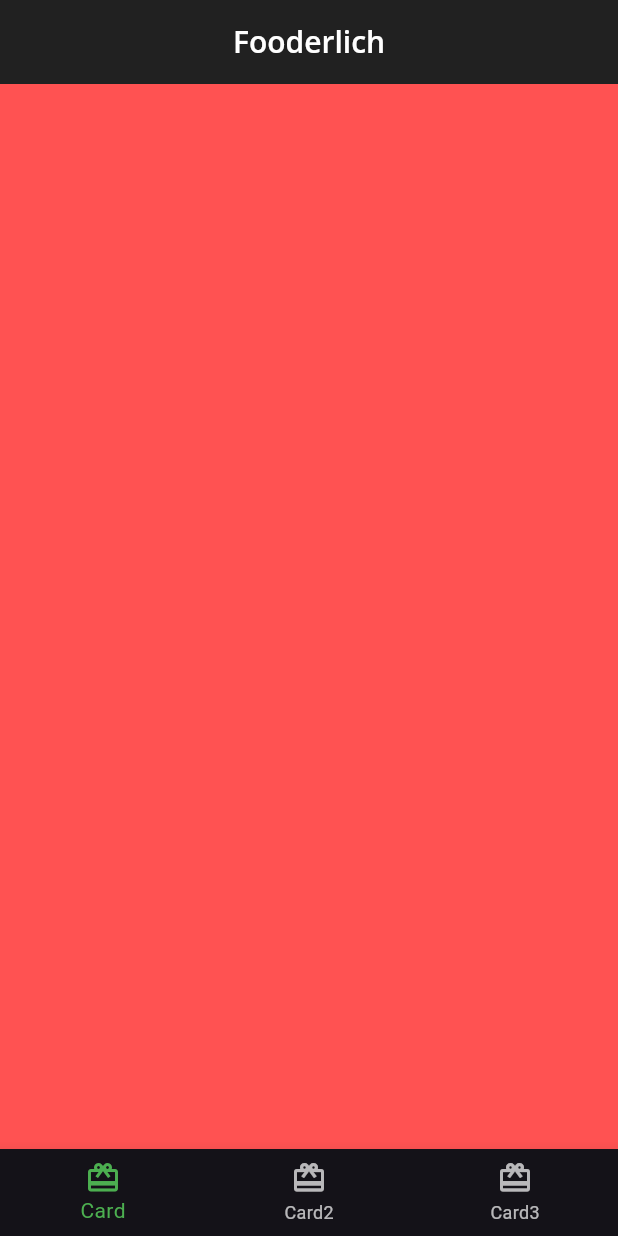
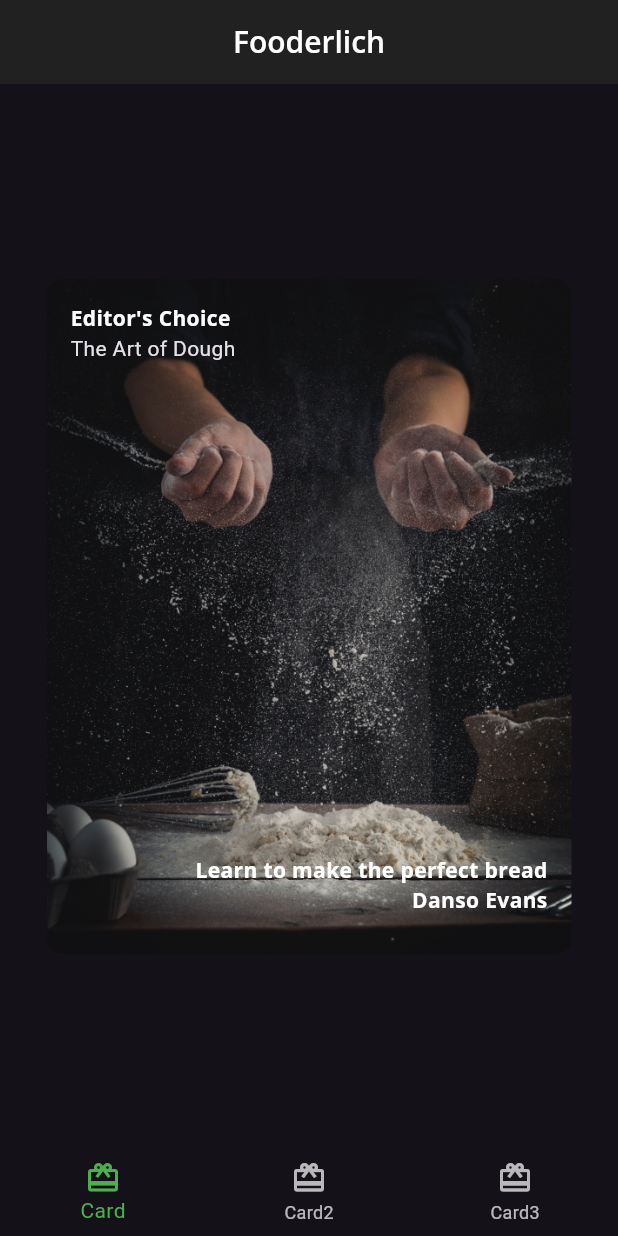
Before and after one commit to Ivans-x/socialdish, a Flutter app: the screen it shows after launch, on a phone screen of 412 x 824 dp. Run offline on Flutter 3.47's test engine with Material 3 defaults, Android fonts, the phone set to English and light mode, and no system bars; our stand-ins replace google_fonts.

Commit message:
card1 added

```diff
--- /dev/null
+++ b/lib/card1.dart
@@ -0,0 +1,52 @@
+import 'package:flutter/material.dart';
+import 'fooderlich_theme.dart';
+
+class Card1 extends StatelessWidget {
+  const Card1({super.key});
+  final String category = "Editor's Choice ";
+  final String title = "The Art of Dough";
+  final String description = "Learn to make the perfect bread";
+  final String chef = "Danso Evans";
+
+  @override
+  Widget build(BuildContext context) {
+    return Center(
+      child: Container(
+        padding: EdgeInsets.all(16),
+        constraints: const BoxConstraints.expand(width: 350.00, height: 450.00),
+        decoration: const BoxDecoration(
+          image: DecorationImage(
+            image: AssetImage("assets/mag1.png"),
+            fit: BoxFit.cover,
+          ),
+          borderRadius: BorderRadius.all(Radius.circular(10.00)),
+        ),
+        child: Stack(
+          children: [
+            Text(category, style: FooderlichTheme.darkTextTheme.bodyLarge),
+            Positioned(
+              top: 20.00,
+              child: Text(
+                title,
+                style: FooderlichTheme.darkTextTheme.headlineSmall,
+              ),
+            ),
+            Positioned(
+              bottom: 30,
+              right: 0,
+              child: Text(
+                description,
+                style: FooderlichTheme.darkTextTheme.bodyLarge,
+              ),
+            ),
+            Positioned(
+              bottom: 10,
+              right: 0,
+              child: Text(chef, style: FooderlichTheme.darkTextTheme.bodyLarge),
+            ),
+          ],
+        ),
+      ),
+    );
+  }
+}
--- a/lib/home.dart
+++ b/lib/home.dart
@@ -1,4 +1,5 @@
 import 'package:flutter/material.dart';
+import 'card1.dart';
 
 class Home extends StatefulWidget {
   const Home({super.key});
@@ -10,7 +11,7 @@ class Home extends StatefulWidget {
 class _HomeState extends State<Home> {
   int _selectedIndex = 0;
   static List<Widget> pages = [
-    Container(color: Colors.redAccent),
+    Card1(),
     Container(color: Colors.black),
     Container(color: Colors.yellow),
   ];
--- a/pubspec.yaml
+++ b/pubspec.yaml
@@ -52,11 +52,15 @@ dev_dependencies:
 
 # The following section is specific to Flutter packages.
 flutter:
+  assets:
+    - assets/
 
   # The following line ensures that the Material Icons font is
   # included with your application, so that you can use the icons in
   # the material Icons class.
   uses-material-design: true
+
+
 
   # To add assets to your application, add an assets section, like this:
   # assets:
```
